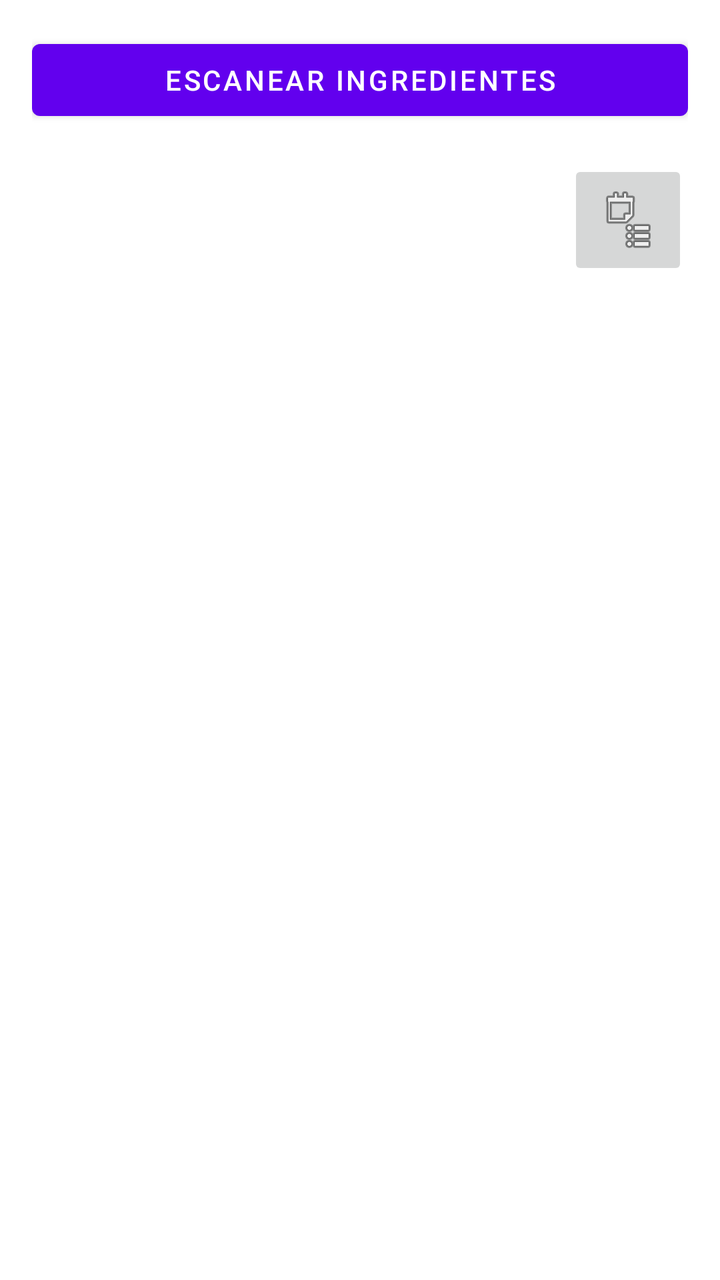
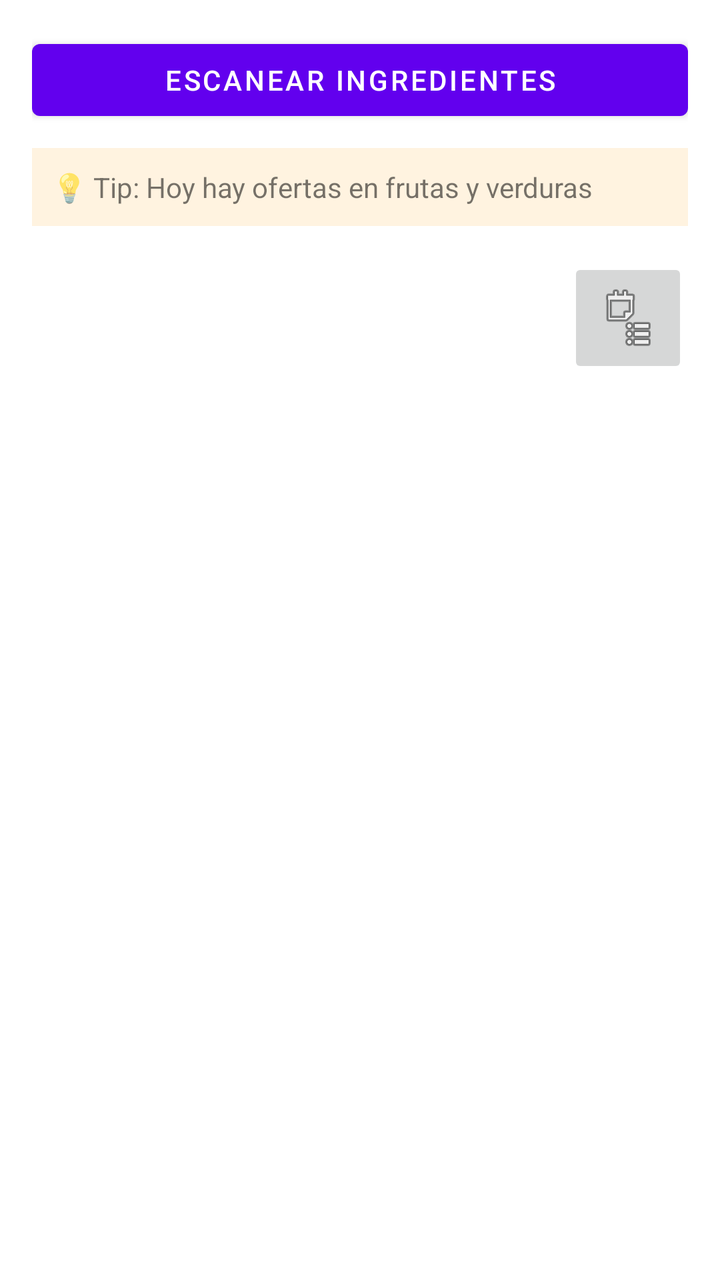

Before-and-after screenshots of an Android layout around one commit, followed by the original layout XML and the change that was made.
<!-- AndroidManifest.xml: fallback theme Theme.MaterialComponents.DayNight.NoActionBar -->
<!-- res/layout/activity_main.xml -->
<?xml version="1.0" encoding="utf-8"?>
<LinearLayout
    xmlns:android="http://schemas.android.com/apk/res/android"
    android:orientation="vertical"
    android:layout_width="match_parent"
    android:layout_height="match_parent"
    android:padding="16dp">

    <Button
        android:id="@+id/btnScanIngredients"
        android:layout_width="match_parent"
        android:layout_height="wrap_content"
        android:text="Escanear ingredientes"/>

    <LinearLayout
        android:id="@+id/chipContainer"
        android:layout_width="match_parent"
        android:layout_height="wrap_content"
        android:orientation="vertical"
        android:layout_marginTop="16dp"/>

    <ImageButton
        android:id="@+id/btnGoToCart"
        android:layout_width="60dp"
        android:layout_height="60dp"
        android:src="@android:drawable/ic_menu_agenda"
        android:layout_gravity="end"/>
</LinearLayout>
<!-- resources referenced by this layout -->
<resources>

</resources>

<!-- the commit's change to res/layout/activity_main.xml (unified diff, before → after) -->
@@ -2,16 +2,29 @@
 <LinearLayout
     xmlns:android="http://schemas.android.com/apk/res/android"
     android:orientation="vertical"
+    android:padding="16dp"
     android:layout_width="match_parent"
-    android:layout_height="match_parent"
-    android:padding="16dp">
+    android:layout_height="match_parent">
 
+    
     <Button
         android:id="@+id/btnScanIngredients"
         android:layout_width="match_parent"
         android:layout_height="wrap_content"
         android:text="Escanear ingredientes"/>
 
+    
+    <TextView
+        android:id="@+id/txtTip"
+        android:layout_width="match_parent"
+        android:layout_height="wrap_content"
+        android:text="💡 Tip: Hoy hay ofertas en frutas y verduras"
+        android:textSize="14sp"
+        android:padding="10dp"
+        android:background="#FFF3E0"
+        android:layout_marginTop="10dp"/>
+
+    
     <LinearLayout
         android:id="@+id/chipContainer"
         android:layout_width="match_parent"
@@ -19,6 +32,7 @@
         android:orientation="vertical"
         android:layout_marginTop="16dp"/>
 
+    
     <ImageButton
         android:id="@+id/btnGoToCart"
         android:layout_width="60dp"
